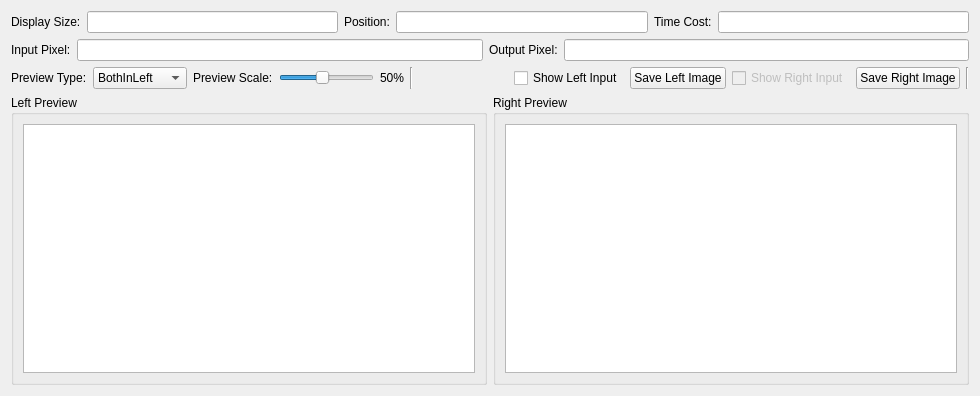
This is script/verify_tool_app/ui/io_preview_ui.ui in FaiScofield/hwpq_verify as Qt 5 draws it before an edit. The edited form follows.
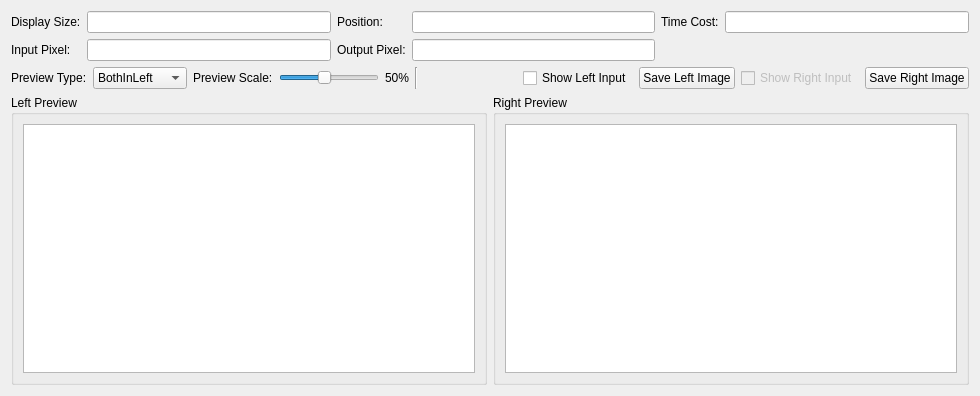
This is the edited form.

The edit to the form file:
```diff
--- a/script/verify_tool_app/ui/io_preview_ui.ui
+++ b/script/verify_tool_app/ui/io_preview_ui.ui
@@ -15,75 +15,71 @@
   </property>
   <layout class="QVBoxLayout" name="verticalLayout">
    <item>
-    <layout class="QHBoxLayout" name="horizontalLayout_info">
-     <item>
+    <layout class="QGridLayout" name="gridLayout_info">
+     <item row="0" column="0">
       <widget class="QLabel" name="label_display_size">
        <property name="text">
         <string>Display Size:</string>
        </property>
       </widget>
      </item>
-     <item>
+     <item row="0" column="1">
       <widget class="QLineEdit" name="lineEdit_display_size">
        <property name="readOnly">
         <bool>true</bool>
        </property>
       </widget>
      </item>
-     <item>
+     <item row="0" column="2">
       <widget class="QLabel" name="label_position">
        <property name="text">
         <string>Position:</string>
        </property>
       </widget>
      </item>
-     <item>
+     <item row="0" column="3">
       <widget class="QLineEdit" name="lineEdit_position">
        <property name="readOnly">
         <bool>true</bool>
        </property>
       </widget>
      </item>
-     <item>
+     <item row="0" column="4">
       <widget class="QLabel" name="label_time_cost">
        <property name="text">
         <string>Time Cost:</string>
        </property>
       </widget>
      </item>
-     <item>
+     <item row="0" column="5">
       <widget class="QLineEdit" name="lineEdit_time_cost">
        <property name="readOnly">
         <bool>true</bool>
        </property>
       </widget>
      </item>
-    </layout>
-   </item>
-   <item>
-    <layout class="QHBoxLayout" name="horizontalLayout">
-     <item>
+     <item row="1" column="0">
       <widget class="QLabel" name="label_input_pixel">
        <property name="text">
         <string>Input Pixel:</string>
        </property>
       </widget>
      </item>
-     <item>
+     <item row="1" column="1">
       <widget class="QLineEdit" name="lineEdit_input_pixel">
        <property name="readOnly">
         <bool>true</bool>
        </property>
       </widget>
      </item>
-     <item>
+     <item row="1" column="2">
       <widget class="QLabel" name="label_output_pixel">
        <property name="text">
         <string>Output Pixel:</string>
        </property>
       </widget>
      </item>
-     <item>
+     <item row="1" column="3">
       <widget class="QLineEdit" name="lineEdit_output_pixel">
        <property name="readOnly">
         <bool>true</bool>
@@ -196,13 +192,6 @@
        </property>
       </widget>
      </item>
-     <item>
-      <widget class="Line" name="line_2">
-       <property name="orientation">
-        <enum>Qt::Orientation::Vertical</enum>
-       </property>
-      </widget>
-     </item>
     </layout>
    </item>
    <item>
```
Left out of the diff: 30 changed lines with no effect on the pictures.
